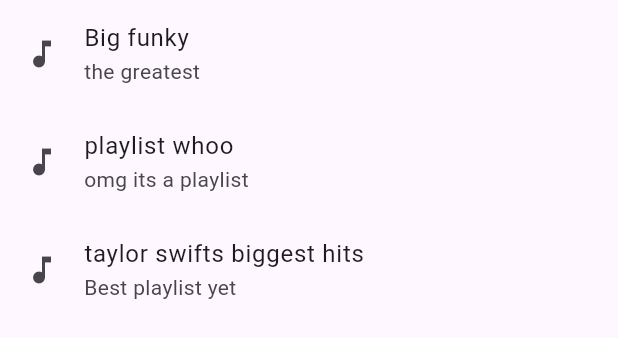
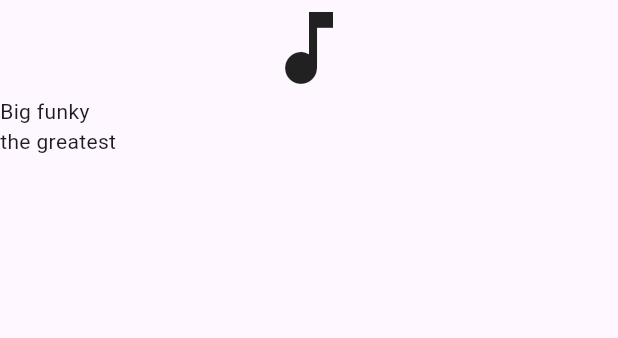
Before and after one commit to jamiejdr-solent/SolentHackathon2025_feb, a Flutter app: the PlaylistTab widget shown alone on an empty page, opened directly, after a tap on "Big funky", on a phone screen of 412 x 824 dp. Shown: the top 338 px of the screen. Run offline on Flutter 3.47's test engine with Material 3 defaults, Android fonts, the phone set to English and light mode, and no system bars; our stand-ins replace just_audio.

Commit message:
make playlist clickable

```diff
--- /dev/null
+++ b/music_player_solent_hackathon/lib/playlist_view.dart
@@ -0,0 +1,32 @@
+import 'package:flutter/material.dart';
+import 'package:music_player_solent_hackathon/objects/playlist.dart';
+import 'package:music_player_solent_hackathon/objects/song.dart';
+
+class PlaylistDetail extends StatefulWidget {
+  final Playlist playlist;
+  const PlaylistDetail({super.key, required this.playlist});
+
+  @override
+  State<PlaylistDetail> createState() => _PlaylistDetailState();
+}
+
+class _PlaylistDetailState extends State<PlaylistDetail> {
+  @override
+  Widget build(BuildContext context) {
+    return ListView(
+      children: [
+        Icon(Icons.music_note, size: 64.0), // TODO: replace with thumbnail
+        Text(widget.playlist.name),
+        Text(widget.playlist.description),
+        for (Song song in widget.playlist.songs)
+          Card(
+            child: ListTile(
+              leading: Icon(Icons.music_note),
+              title: Text(song.title),
+              subtitle: Text(song.author),
+            ),
+          )
+      ],
+    );
+  }
+}
--- a/music_player_solent_hackathon/lib/tabs/playlist.dart
+++ b/music_player_solent_hackathon/lib/tabs/playlist.dart
@@ -1,5 +1,6 @@
 import 'package:flutter/material.dart';
 import 'package:music_player_solent_hackathon/objects/playlist.dart';
+import 'package:music_player_solent_hackathon/playlist_view.dart';
 
 class PlaylistTab extends StatefulWidget {
   const PlaylistTab({super.key});
@@ -9,6 +10,11 @@
 }
 
 class _PlaylistTabState extends State<PlaylistTab> {
+  bool viewAll = true;
+  Playlist currentPlaylist = Playlist(
+      name: "Loading",
+      description:
+          "Its probably not loading by now if you are reading this...");
   List<Playlist> playlists = [
     Playlist(name: "Big funky", description: "the greatest"),
     Playlist(name: "playlist whoo", description: "omg its a playlist"),
@@ -18,14 +24,21 @@
 
   @override
   Widget build(BuildContext context) {
-    return ListView(
+    return !viewAll
+        ? PlaylistDetail(playlist: currentPlaylist)
+        : ListView(
             children: [
               for (Playlist playlist in playlists)
                 ListTile(
                   leading: Icon(Icons.music_note),
                   title: Text(playlist.name),
                   subtitle: Text(playlist.description),
-            onTap: () {}, // TODO: view the playlist information
+                  onTap: () {
+                    setState(() {
+                      currentPlaylist = playlist;
+                      viewAll = false;
+                    });
+                  }, // TODO: view the playlist information
                 )
             ],
           );
```
Lines whose indentation alone changed are shown as unchanged.
